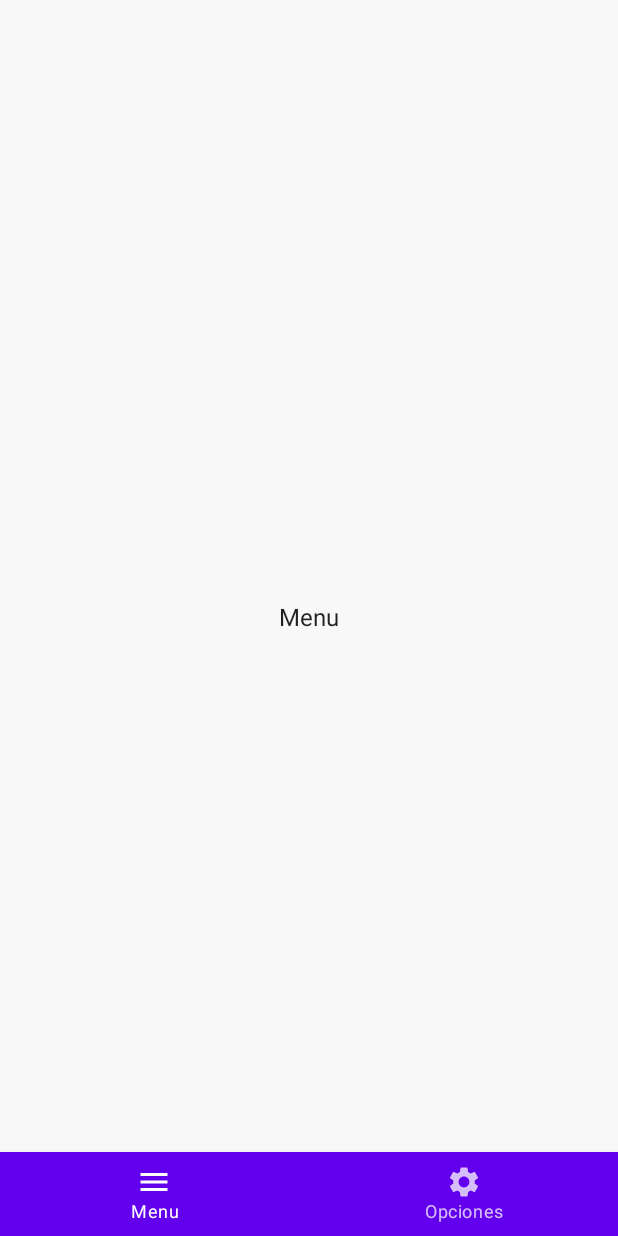
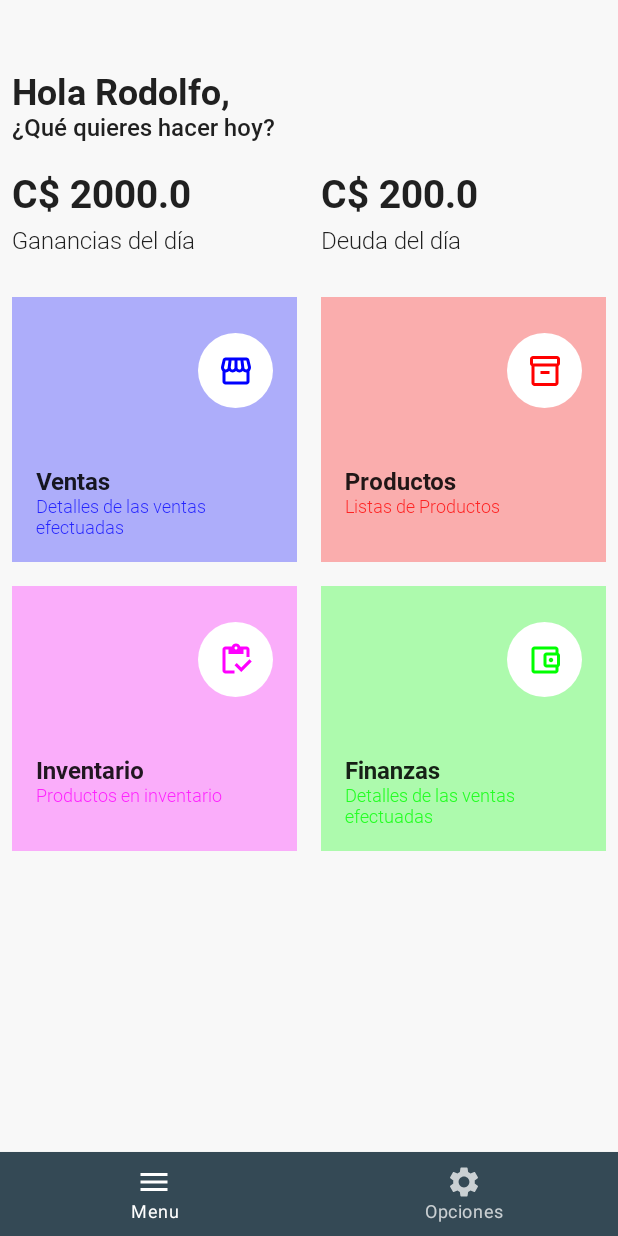
Before and after one commit to rag2310/MyPocketShop, an Android app built with Jetpack Compose: the screen it shows after launch (MainActivity), on a phone screen of 412 x 824 dp. Run offline under Robolectric (Android 15) with nearby library versions, the phone set to English and light mode, and no system bars.

Commit message:
Se termino el diseno del menu

```diff
--- a/app/build.gradle
+++ b/app/build.gradle
@@ -64,4 +64,8 @@ dependencies {
 
     //Hilt y Navigation Compose
     implementation("androidx.hilt:hilt-navigation-compose:1.0.0-alpha03")
+
+    //Compose Material design icons
+    implementation("androidx.compose.material:material-icons-core:$compose_version")
+    implementation("androidx.compose.material:material-icons-extended:$compose_version")
 }
--- a/app/src/main/java/com/rago/mypocketshop/ui/screen/menu/MenuScreen.kt
+++ b/app/src/main/java/com/rago/mypocketshop/ui/screen/menu/MenuScreen.kt
@@ -1,21 +1,164 @@
 package com.rago.mypocketshop.ui.screen.menu
 
-import androidx.compose.foundation.layout.Arrangement
-import androidx.compose.foundation.layout.Column
-import androidx.compose.foundation.layout.fillMaxSize
+import androidx.compose.foundation.layout.*
 import androidx.compose.material.Text
+import androidx.compose.material.icons.Icons
+import androidx.compose.material.icons.outlined.AccountBalanceWallet
+import androidx.compose.material.icons.outlined.Inventory
+import androidx.compose.material.icons.outlined.Inventory2
+import androidx.compose.material.icons.outlined.Storefront
 import androidx.compose.runtime.Composable
-import androidx.compose.ui.Alignment
 import androidx.compose.ui.Modifier
+import androidx.compose.ui.graphics.Color
+import androidx.compose.ui.text.font.Font
+import androidx.compose.ui.text.font.FontFamily
+import androidx.compose.ui.tooling.preview.Preview
+import androidx.compose.ui.unit.dp
+import androidx.compose.ui.unit.sp
 import androidx.navigation.NavController
+import com.rago.mypocketshop.R
+import com.rago.mypocketshop.ui.screen.menu.components.MenuItem
+import com.rago.mypocketshop.ui.utils.Currency
 
 @Composable
 fun MenuScreen(navController: NavController) {
+    MenuContent()
+}
+
+@Preview(showBackground = true)
+@Composable
+fun MenuContent() {
+
+    val earnings = 2000.0
+    val debt = 200.0
+    val padding = 8.dp
+
     Column(
         modifier = Modifier.fillMaxSize(),
-        horizontalAlignment = Alignment.CenterHorizontally,
-        verticalArrangement = Arrangement.Center
     ) {
-        Text(text = "Menu")
+
+        Row(
+            Modifier
+                .fillMaxWidth()
+                .padding(start = 8.dp, top = 48.dp)
+        ) {
+            Column {
+                Text(
+                    text = "Hola Rodolfo,",
+                    fontSize = 24.sp,
+                    fontFamily = FontFamily(Font(R.font.roboto_bold))
+                )
+                Text(
+                    text = "¿Qué quieres hacer hoy?",
+                    fontSize = 16.sp,
+                    fontFamily = FontFamily(Font(R.font.roboto_medium))
+                )
+            }
+        }
+        Row(
+            Modifier
+                .fillMaxWidth()
+                .padding(vertical = 20.dp)
+        ) {
+
+            val currencyModifier = Modifier
+                .weight(1f)
+                .padding(start = padding)
+
+            CurrencyColumn(
+                modifier = currencyModifier,
+                value = earnings,
+                subTitle = "Ganancias del día"
+            )
+
+            CurrencyColumn(
+                modifier = currencyModifier,
+                value = debt,
+                subTitle = "Deuda del día"
+            )
+        }
+
+        val modifier: Modifier = Modifier
+            .weight(1f)
+            .padding(horizontal = padding)
+
+        MenuRow {
+            MenuItem(
+                modifier = modifier,
+                title = "Ventas",
+                subTitle = "Detalles de las ventas efectuadas",
+                onClick = {
+                    println("Ventas")
+                },
+                color = Color.Blue,
+                icon = Icons.Outlined.Storefront
+            )
+
+            MenuItem(
+                modifier = modifier,
+                title = "Productos",
+                subTitle = "Listas de Productos",
+                onClick = {
+                    println("Productos")
+                },
+                color = Color.Red,
+                icon = Icons.Outlined.Inventory2
+            )
+        }
+
+        MenuRow {
+            MenuItem(
+                modifier = modifier,
+                title = "Inventario",
+                subTitle = "Productos en inventario",
+                onClick = {
+                    println("Inventario")
+                },
+                color = Color.Magenta,
+                icon = Icons.Outlined.Inventory
+            )
+
+            MenuItem(
+                modifier = modifier,
+                title = "Finanzas",
+                subTitle = "Detalles de las ventas efectuadas",
+                onClick = {
+                    println("Finanzas")
+                },
+                color = Color.Green,
+                Icons.Outlined.AccountBalanceWallet
+            )
+        }
+
     }
 }
+
+@Composable
+private fun MenuRow(content: @Composable () -> Unit) {
+    Row(
+        Modifier
+            .fillMaxWidth()
+            .height(IntrinsicSize.Max)
+            .padding(vertical = 8.dp),
+    ) {
+        content()
+    }
+}
+
+@Composable
+private fun CurrencyColumn(modifier: Modifier, value: Double, subTitle: String) {
+    Column(
+        modifier = modifier
+    ) {
+        Text(
+            text = "$Currency $value", fontFamily = FontFamily(
+                Font(R.font.roboto_bold)
+            ), fontSize = 26.sp, modifier = Modifier.padding(bottom = 6.dp)
+        )
+        Text(
+            text = subTitle, fontFamily = FontFamily(
+                Font(R.font.roboto_light)
+            ), fontSize = 16.sp
+        )
+    }
+}
--- /dev/null
+++ b/app/src/main/java/com/rago/mypocketshop/ui/screen/menu/components/MenuItem.kt
@@ -0,0 +1,86 @@
+package com.rago.mypocketshop.ui.screen.menu.components
+
+import androidx.compose.foundation.background
+import androidx.compose.foundation.clickable
+import androidx.compose.foundation.layout.*
+import androidx.compose.foundation.shape.CircleShape
+import androidx.compose.foundation.shape.RoundedCornerShape
+import androidx.compose.material.Card
+import androidx.compose.material.Icon
+import androidx.compose.material.Text
+import androidx.compose.material.icons.Icons
+import androidx.compose.material.icons.outlined.Inventory2
+import androidx.compose.runtime.Composable
+import androidx.compose.ui.Alignment
+import androidx.compose.ui.Modifier
+import androidx.compose.ui.draw.clip
+import androidx.compose.ui.graphics.Color
+import androidx.compose.ui.graphics.vector.ImageVector
+import androidx.compose.ui.text.font.Font
+import androidx.compose.ui.text.font.FontFamily
+import androidx.compose.ui.tooling.preview.Preview
+import androidx.compose.ui.unit.dp
+import androidx.compose.ui.unit.sp
+import com.rago.mypocketshop.R
+import com.rago.mypocketshop.ui.components.MainTitle
+
+@Preview(showBackground = true)
+@Composable
+fun MenuItem(
+    modifier: Modifier = Modifier,
+    title: String = "Productos",
+    subTitle: String = "Inventario Actual",
+    onClick: () -> Unit = {},
+    color: Color = Color.Blue,
+    icon: ImageVector = Icons.Outlined.Inventory2
+) {
+    Card(
+        modifier = modifier
+            .width(140.dp)
+            .fillMaxHeight()
+            .clickable(onClick = onClick),
+        shape = RoundedCornerShape(0),
+        backgroundColor = color.copy(alpha = 0.3f),
+        elevation = 0.dp
+    ) {
+        Column(Modifier.fillMaxWidth()) {
+            Row(
+                Modifier
+                    .fillMaxWidth()
+                    .padding(top = 24.dp, end = 16.dp, bottom = 40.dp),
+                horizontalArrangement = Arrangement.End
+            ) {
+                Box(
+                    modifier = Modifier
+                        .clip(CircleShape)
+                        .size(50.dp)
+                        .background(Color.White)
+                ) {
+                    Icon(
+                        icon,
+                        contentDescription = null,
+                        tint = color,
+                        modifier = Modifier.align(Alignment.Center)
+                    )
+                }
+            }
+            Row(
+                Modifier
+                    .fillMaxWidth()
+                    .padding(start = 16.dp, bottom = 16.dp)
+            ) {
+                Column(Modifier.fillMaxWidth()) {
+                    MainTitle(title)
+                    Text(
+                        text = subTitle,
+                        fontFamily = FontFamily(
+                            Font(R.font.roboto_light)
+                        ),
+                        fontSize = 12.sp,
+                        color = color.copy(alpha = 0.8f)
+                    )
+                }
+            }
+        }
+    }
+}
--- a/app/src/main/java/com/rago/mypocketshop/ui/theme/Color.kt
+++ b/app/src/main/java/com/rago/mypocketshop/ui/theme/Color.kt
@@ -7,5 +7,22 @@ val Purple500 = Color(0xFF6200EE)
 val Purple700 = Color(0xFF3700B3)
 val Teal200 = Color(0xFF03DAC5)
 
-val LightBackground = Color(0xFFF8F8F8)
+val LightBackground = Color(4294506744)
 val DarkBackground = Color(4278190080)
+
+val Primary = Color(4281616725)
+val PrimaryLight = Color(4284445825)
+val PrimaryDark = Color(4278919724)
+
+val Secondary = Color(4294552115)
+val SecondaryLight = Color(4294958181)
+val SecondaryDark = Color(4290870016)
+
+val OnPrimary = Color(4294967295)
+val OnSecondary = Color(4278190080)
+
+
+//Primary #344955 Color 700
+//Variant Dark #232F34 Color 800
+// #4A6572 Color 600
+//Secondary #F9AA33 Color 500
--- a/app/src/main/java/com/rago/mypocketshop/ui/theme/Theme.kt
+++ b/app/src/main/java/com/rago/mypocketshop/ui/theme/Theme.kt
@@ -7,17 +7,30 @@ import androidx.compose.material.lightColors
 import androidx.compose.runtime.Composable
 
 private val DarkColorPalette = darkColors(
-    primary = Purple200,
+    /*primary = Purple200,
     primaryVariant = Purple700,
-    secondary = Teal200,
-    background = DarkBackground
+    secondary = Teal200,*/
+    primary = PrimaryLight,
+    primaryVariant = PrimaryDark,
+    secondary = SecondaryLight,
+    secondaryVariant = SecondaryLight,
+    background = DarkBackground,
+    onPrimary = OnPrimary,
+    onSecondary = OnSecondary
 )
 
 private val LightColorPalette = lightColors(
-    primary = Purple500,
+    /*primary = Purple500,
     primaryVariant = Purple700,
     secondary = Teal200,
-    background = LightBackground
+    background = LightBackground*/
+    primary = Primary,
+    primaryVariant = PrimaryDark,
+    secondary = Secondary,
+    secondaryVariant = SecondaryDark,
+    background = LightBackground,
+    onPrimary = OnPrimary,
+    onSecondary = OnSecondary
 
     /* Other default colors to override
     background = Color.White,
--- /dev/null
+++ b/app/src/main/java/com/rago/mypocketshop/ui/utils/Contants.kt
@@ -0,0 +1,3 @@
+package com.rago.mypocketshop.ui.utils
+
+const val Currency ="C$"
--- a/app/src/main/java/com/rago/mypocketshop/ui/utils/Screens.kt
+++ b/app/src/main/java/com/rago/mypocketshop/ui/utils/Screens.kt
@@ -13,6 +13,8 @@ sealed class Screens(
     object Splash : Screens("splash")
     object Menu : Screens("Menu", Icons.Filled.Menu, "Menu")
     object Settings : Screens("settings", Icons.Filled.Settings, "Opciones")
+    object Products : Screens("Products")
+
     companion object {
         val itemsBottomBar = listOf(
             Screens.Menu,
--- a/app/src/main/res/values-night/themes.xml
+++ b/app/src/main/res/values-night/themes.xml
@@ -2,13 +2,13 @@
     <!-- Base application theme. -->
     <style name="Theme.MyPocketShop" parent="Theme.MaterialComponents.DayNight.DarkActionBar">
         <!-- Primary brand color. -->
-        <item name="colorPrimary">@color/purple_200</item>
-        <item name="colorPrimaryVariant">@color/purple_700</item>
-        <item name="colorOnPrimary">@color/black</item>
+        <item name="colorPrimary">@color/primary_light</item>
+        <item name="colorPrimaryVariant">@color/primary_dark</item>
+        <item name="colorOnPrimary">@color/on_secondary</item>
         <!-- Secondary brand color. -->
-        <item name="colorSecondary">@color/teal_200</item>
-        <item name="colorSecondaryVariant">@color/teal_200</item>
-        <item name="colorOnSecondary">@color/black</item>
+        <item name="colorSecondary">@color/secondary_light</item>
+        <item name="colorSecondaryVariant">@color/secondary_light</item>
+        <item name="colorOnSecondary">@color/on_secondary</item>
         <!-- Status bar color. -->
         <item name="android:statusBarColor" tools:targetApi="l">?attr/colorPrimaryVariant</item>
         <!-- Customize your theme here. -->
--- a/app/src/main/res/values/colors.xml
+++ b/app/src/main/res/values/colors.xml
@@ -7,4 +7,29 @@
     <color name="teal_700">#FF018786</color>
     <color name="black">#FF000000</color>
     <color name="white">#FFFFFFFF</color>
+
+    <color name="primary">#344955</color>
+    <color name="primary_light">#5F7481</color>
+    <color name="primary_dark">#0B222C</color>
+
+    <color name="secondary">#F9AA33</color>
+    <color name="secondary_light">#FFDC65</color>
+    <color name="secondary_dark">#C17B00</color>
+
+    <color name="on_primary">#FFFFFF</color>
+    <color name="on_secondary">#000000</color>
+
+    <!--val LightBackground = Color(4294506744)
+    val DarkBackground = Color(4278190080)
+
+    val Primary = Color(4281616725)
+    val PrimaryLight = Color(4284445825)
+    val PrimaryDark = Color(4278919724)
+
+    val Secondary = Color(4294552115)
+    val SecondaryLight = Color(4294958181)
+    val SecondaryDark = Color(4290870016)
+
+    val TextOnPrimary = Color(4294967295)
+    val TextOnSecondary = Color(4278190080)-->
 </resources>
--- a/app/src/main/res/values/themes.xml
+++ b/app/src/main/res/values/themes.xml
@@ -2,13 +2,13 @@
     <!-- Base application theme. -->
     <style name="Theme.MyPocketShop" parent="Theme.MaterialComponents.DayNight.DarkActionBar">
         <!-- Primary brand color. -->
-        <item name="colorPrimary">@color/purple_500</item>
-        <item name="colorPrimaryVariant">@color/purple_700</item>
-        <item name="colorOnPrimary">@color/white</item>
+        <item name="colorPrimary">@color/primary</item>
+        <item name="colorPrimaryVariant">@color/primary_dark</item>
+        <item name="colorOnPrimary">@color/on_primary</item>
         <!-- Secondary brand color. -->
-        <item name="colorSecondary">@color/teal_200</item>
-        <item name="colorSecondaryVariant">@color/teal_700</item>
-        <item name="colorOnSecondary">@color/black</item>
+        <item name="colorSecondary">@color/secondary</item>
+        <item name="colorSecondaryVariant">@color/secondary_dark</item>
+        <item name="colorOnSecondary">@color/on_secondary</item>
         <!-- Status bar color. -->
         <item name="android:statusBarColor" tools:targetApi="l">?attr/colorPrimaryVariant</item>
         <!-- Customize your theme here. -->
```
Also changed, not shown: 2 other files.
